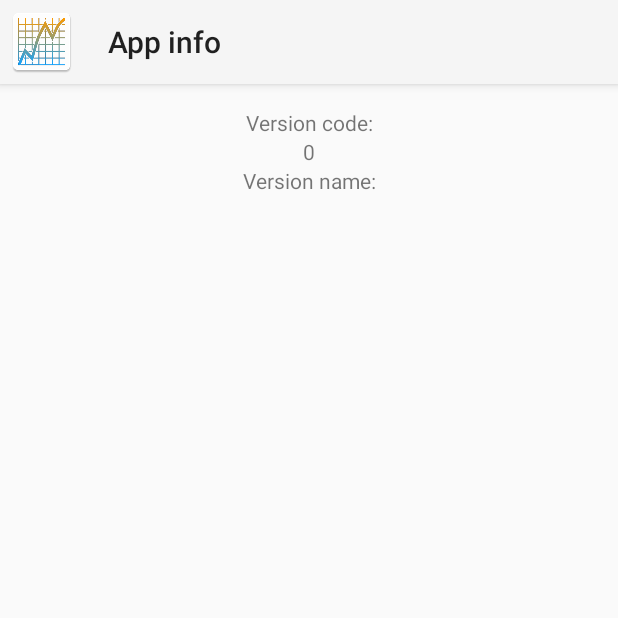
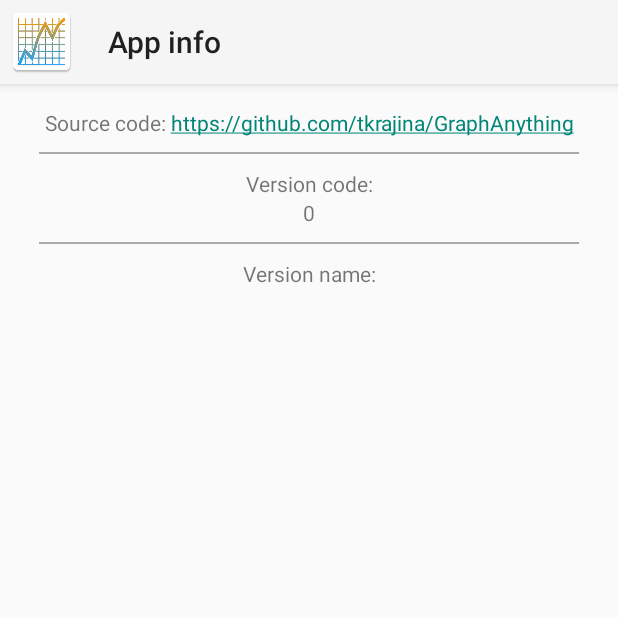
Before and after one commit to tkrajina/GraphAnything, an Android app: the AboutActivity screen opened directly, with no data from a screen before it, on a phone screen of 412 x 824 dp, the top half of it. Run offline under Robolectric (Android 15) with nearby library versions, the phone set to English and light mode, and no system bars.

Commit message:
Link to github on about page

```diff
--- a/graphanything/src/main/res/layout/activity_about.xml
+++ b/graphanything/src/main/res/layout/activity_about.xml
@@ -13,6 +13,21 @@
     tools:context="info.puzz.graphanything.activities.AboutActivity">
 
     <TextView
+        android:id="@+id/about"
+        android:text="@string/about"
+        android:layout_width="match_parent"
+        android:layout_height="wrap_content"
+        android:autoLink="web"
+        android:inputType="textMultiLine"
+        android:gravity="center" />
+
+    <View
+        android:layout_width="fill_parent"
+        android:layout_height="1dp"
+        android:layout_margin="10dp"
+        android:background="@android:color/darker_gray"/>
+
+    <TextView
         android:text="Version code:"
         android:layout_width="match_parent"
         android:layout_height="wrap_content"
@@ -24,6 +39,12 @@
         android:layout_height="wrap_content"
         android:gravity="center"
         />
+
+    <View
+        android:layout_width="fill_parent"
+        android:layout_height="1dp"
+        android:layout_margin="10dp"
+        android:background="@android:color/darker_gray"/>
 
     <TextView
         android:text="Version name:"
--- a/graphanything/src/main/res/values/strings.xml
+++ b/graphanything/src/main/res/values/strings.xml
@@ -26,5 +26,6 @@
     <string name="estimate">Estimate</string>
     <string name="goal">Goal</string>
     <string name="data">Data</string>
+    <string name="about">Source code: <a href="github.com/tkrajina/GraphAnything">https://github.com/tkrajina/GraphAnything</a></string>
 
 </resources>
```
